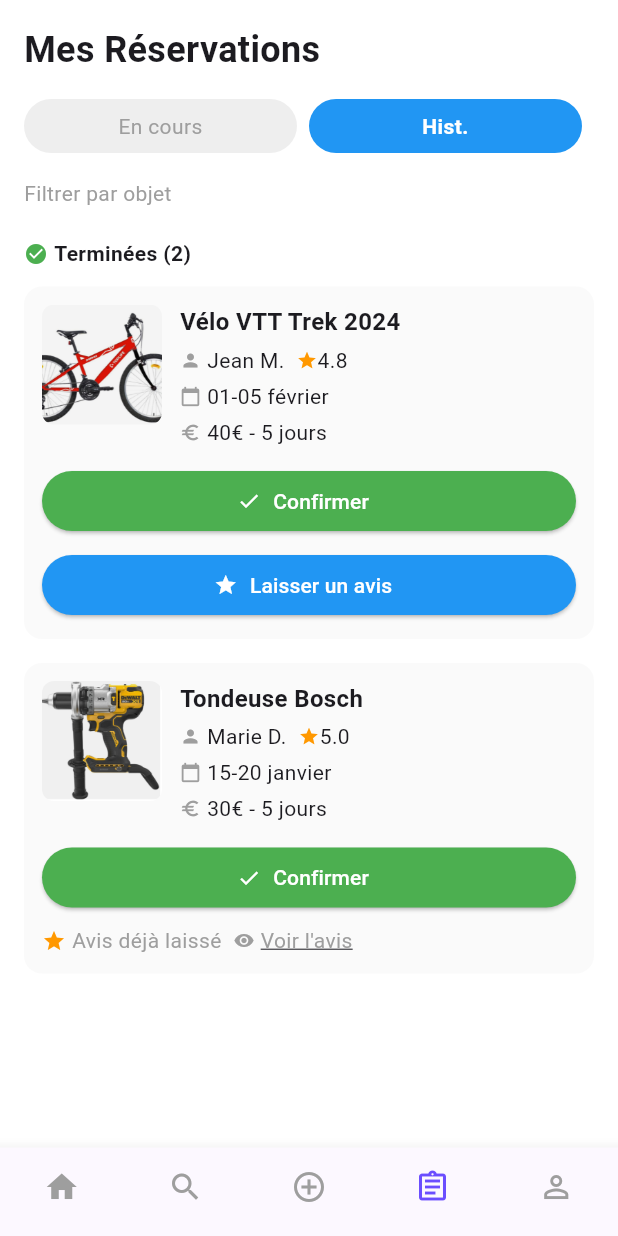
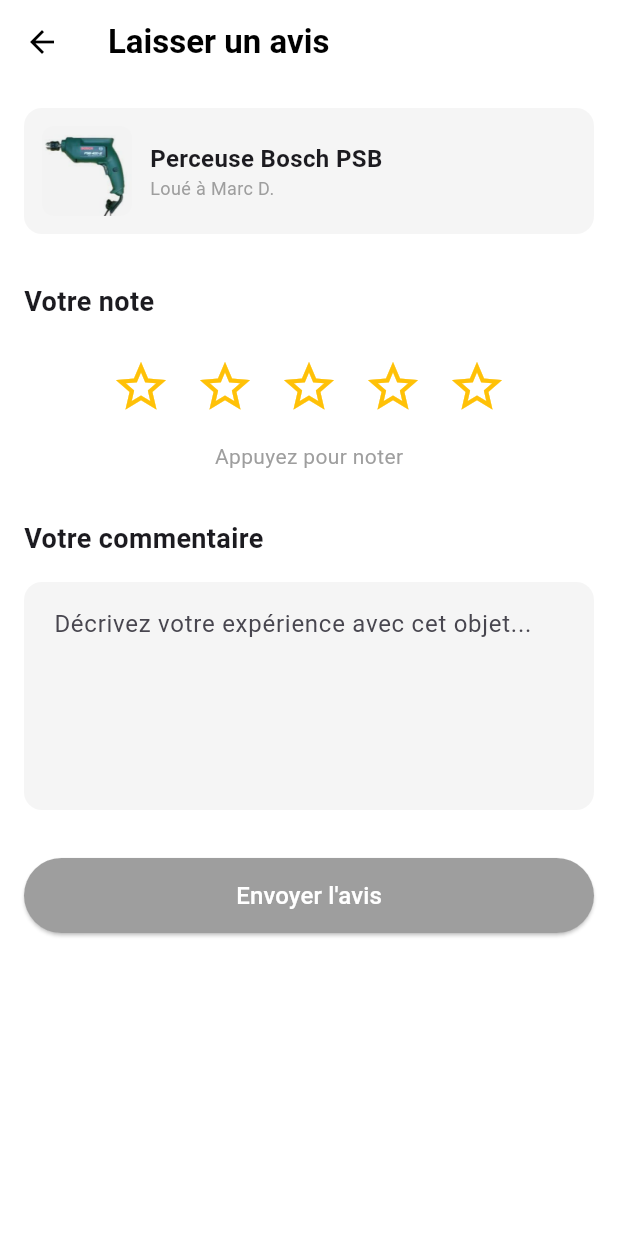
Before and after one commit to montassar2002/devmob-echange, a Flutter app: the RenterDashboard screen opened directly, scrolled down 67 dp, after a tap on "Laisser un avis", on a phone screen of 412 x 824 dp. Run offline on Flutter 3.47's test engine with Material 3 defaults, Android fonts, the phone set to English and light mode, and no system bars; our stand-ins replace firebase_core; accounts and stored records are empty.

Commit message:
feat(review): add leave review page with star rating and comment field

```diff
--- a/lib/views/profile/renter_dashboard.dart
+++ b/lib/views/profile/renter_dashboard.dart
@@ -1,4 +1,6 @@
 import 'package:flutter/material.dart';
+import '../../models/item.dart';
+import '../review/leave_review_page.dart';
 
 class RenterDashboard extends StatefulWidget {
   const RenterDashboard({super.key});
@@ -151,7 +153,7 @@
         ),
       ),
 
-      // BOTTOM NAVIGATION BAR - AJOUTÉE
+      // BOTTOM NAVIGATION BAR
       bottomNavigationBar: BottomNavigationBar(
         currentIndex: _selectedBottomIndex,
         onTap: (index) {
@@ -511,7 +513,12 @@
                 Expanded(
                   child: ElevatedButton.icon(
                     onPressed: () {
-                      // TODO: Naviguer vers laisser un avis
+                      Navigator.push(
+                        context,
+                        MaterialPageRoute(
+                          builder: (context) => LeaveReviewPage(item: Item.sampleItems[0]),
+                        ),
+                      );
                     },
                     icon: Icon(Icons.star, size: 16, color: Colors.white),
                     label: Text('Laisser un avis'),
--- /dev/null
+++ b/lib/views/review/leave_review_page.dart
@@ -0,0 +1,182 @@
+import 'package:flutter/material.dart';
+import '../../models/item.dart';
+import '../../widgets/custom_button.dart';
+
+class LeaveReviewPage extends StatefulWidget {
+  final Item item;
+
+  const LeaveReviewPage({
+    super.key,
+    required this.item,
+  });
+
+  @override
+  State<LeaveReviewPage> createState() => _LeaveReviewPageState();
+}
+
+class _LeaveReviewPageState extends State<LeaveReviewPage> {
+  double _rating = 0;
+  final _commentController = TextEditingController();
+
+  @override
+  Widget build(BuildContext context) {
+    return Scaffold(
+      backgroundColor: Colors.white,
+      appBar: AppBar(
+        backgroundColor: Colors.white,
+        elevation: 0,
+        leading: IconButton(
+          icon: Icon(Icons.arrow_back, color: Colors.black),
+          onPressed: () => Navigator.pop(context),
+        ),
+        title: Text(
+          'Laisser un avis',
+          style: TextStyle(
+            color: Colors.black,
+            fontWeight: FontWeight.bold,
+          ),
+        ),
+      ),
+      body: SingleChildScrollView(
+        padding: EdgeInsets.all(16),
+        child: Column(
+          crossAxisAlignment: CrossAxisAlignment.start,
+          children: [
+            // Objet évalué
+            Container(
+              padding: EdgeInsets.all(12),
+              decoration: BoxDecoration(
+                color: Colors.grey.shade100,
+                borderRadius: BorderRadius.circular(12),
+              ),
+              child: Row(
+                children: [
+                  ClipRRect(
+                    borderRadius: BorderRadius.circular(8),
+                    child: Image.asset(
+                      widget.item.image,
+                      width: 60,
+                      height: 60,
+                      fit: BoxFit.cover,
+                    ),
+                  ),
+                  SizedBox(width: 12),
+                  Expanded(
+                    child: Column(
+                      crossAxisAlignment: CrossAxisAlignment.start,
+                      children: [
+                        Text(
+                          widget.item.title,
+                          style: TextStyle(
+                            fontWeight: FontWeight.bold,
+                            fontSize: 16,
+                          ),
+                        ),
+                        Text(
+                          'Loué à ${widget.item.owner}',
+                          style: TextStyle(
+                            color: Colors.grey,
+                            fontSize: 12,
+                          ),
+                        ),
+                      ],
+                    ),
+                  ),
+                ],
+              ),
+            ),
+            SizedBox(height: 32),
+
+            // Note
+            Text(
+              'Votre note',
+              style: TextStyle(
+                fontSize: 18,
+                fontWeight: FontWeight.bold,
+              ),
+            ),
+            SizedBox(height: 16),
+            Row(
+              mainAxisAlignment: MainAxisAlignment.center,
+              children: List.generate(5, (index) {
+                return IconButton(
+                  icon: Icon(
+                    index < _rating ? Icons.star : Icons.star_border,
+                    color: Colors.amber,
+                    size: 40,
+                  ),
+                  onPressed: () {
+                    setState(() {
+                      _rating = index + 1;
+                    });
+                  },
+                );
+              }),
+            ),
+            SizedBox(height: 8),
+            Center(
+              child: Text(
+                _rating > 0 ? '${_rating.toInt()}/5' : 'Appuyez pour noter',
+                style: TextStyle(
+                  color: Colors.grey,
+                  fontSize: 14,
+                ),
+              ),
+            ),
+            SizedBox(height: 32),
+
+            // Commentaire
+            Text(
+              'Votre commentaire',
+              style: TextStyle(
+                fontSize: 18,
+                fontWeight: FontWeight.bold,
+              ),
+            ),
+            SizedBox(height: 16),
+            TextField(
+              controller: _commentController,
+              maxLines: 5,
+              decoration: InputDecoration(
+                hintText: 'Décrivez votre expérience avec cet objet...',
+                filled: true,
+                fillColor: Colors.grey.shade100,
+                border: OutlineInputBorder(
+                  borderRadius: BorderRadius.circular(12),
+                  borderSide: BorderSide.none,
+                ),
+                contentPadding: EdgeInsets.all(16),
+              ),
+            ),
+            SizedBox(height: 32),
+
+            // Bouton envoyer
+            CustomButton(
+              text: 'Envoyer l\'avis',
+              onPressed: _rating > 0
+                  ? () {
+                      // TODO: Sauvegarder l'avis
+                      ScaffoldMessenger.of(context).showSnackBar(
+                        SnackBar(
+                          content: Text('Avis envoyé !'),
+                          backgroundColor: Colors.green,
+                        ),
+                      );
+                      Navigator.pop(context);
+                    }
+                  : () {}, // Désactivé si pas de note
+              backgroundColor: _rating > 0 ? Color(0xFF2196F3) : Colors.grey,
+            ),
+            SizedBox(height: 32),
+          ],
+        ),
+      ),
+    );
+  }
+
+  @override
+  void dispose() {
+    _commentController.dispose();
+    super.dispose();
+  }
+}
```
